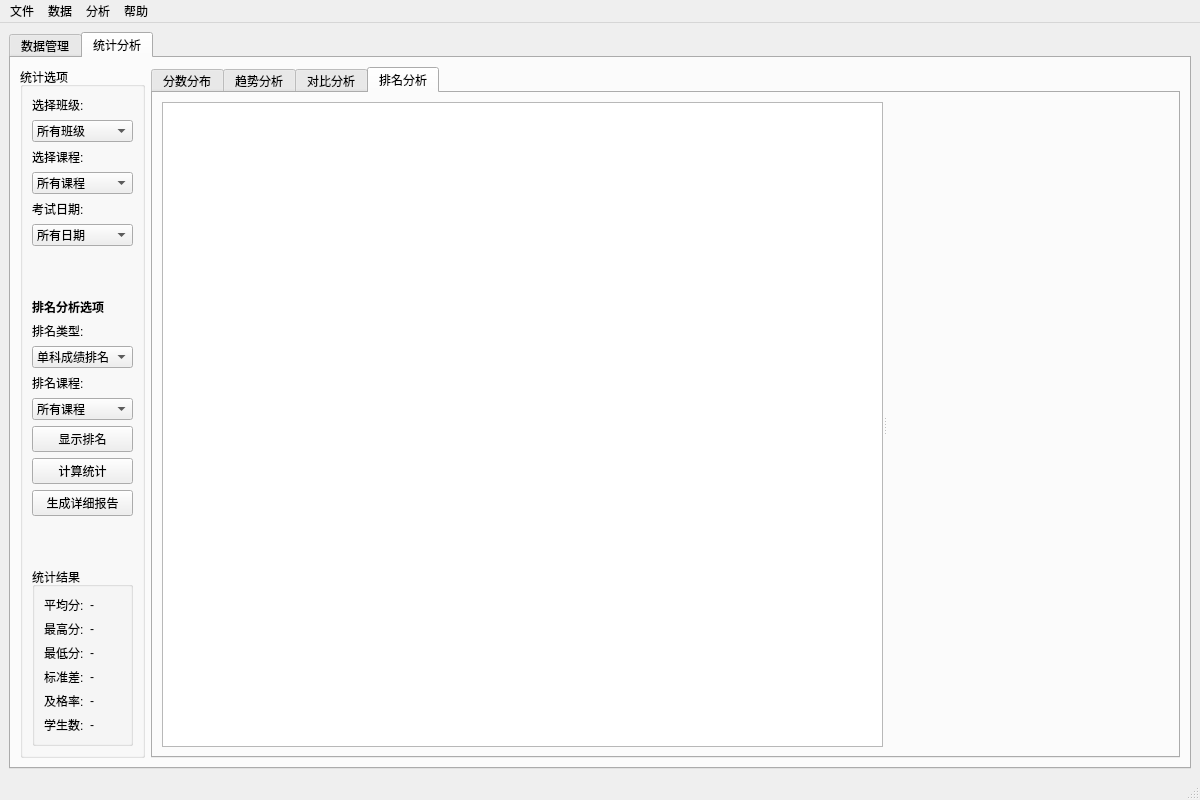
This is mainwindow.ui in x-huan2/StudentGradeSystem as Qt 5 draws it before an edit. The edited form follows.
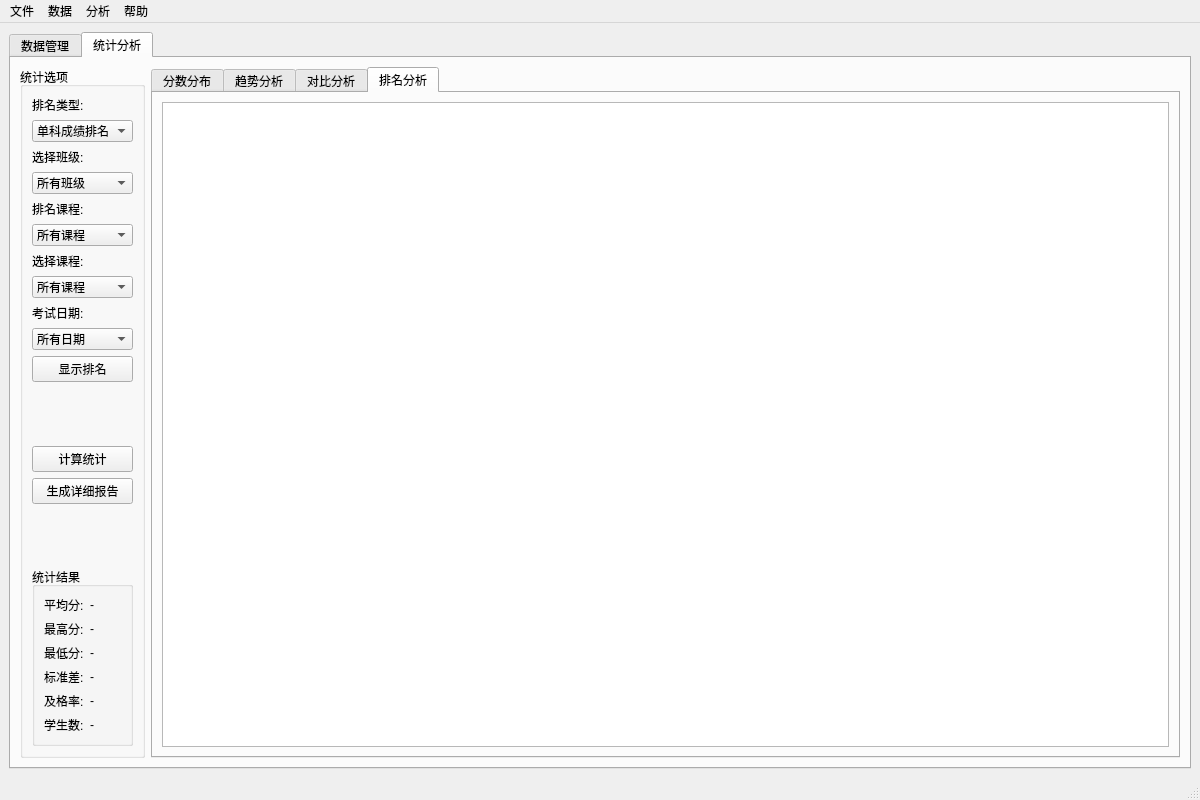
This is the edited form. The open tabs and pages were chosen to show the change. Custom widgets are drawn as their Qt base class.

Commit message: 增加单科成绩排名

The edit to the form file:
```diff
--- a/mainwindow.ui
+++ b/mainwindow.ui
@@ -329,6 +329,27 @@
            <string>统计选项</string>
           </property>
           <layout class="QVBoxLayout" name="verticalLayout_5">
+           <item>
+            <widget class="QLabel" name="labelRankingType">
+             <property name="text">
+              <string>排名类型:</string>
+             </property>
+            </widget>
+           </item>
+           <item>
+            <widget class="QComboBox" name="comboRankingType">
+             <item>
+              <property name="text">
+               <string>单科成绩排名</string>
+              </property>
+             </item>
+             <item>
+              <property name="text">
+               <string>总分成绩排名</string>
+              </property>
+             </item>
+            </widget>
+           </item>
            <item>
             <widget class="QLabel" name="label_7">
              <property name="text">
@@ -345,6 +366,22 @@
              </item>
             </widget>
            </item>
+           <item>
+            <widget class="QLabel" name="labelRankingCourse">
+             <property name="text">
+              <string>排名课程:</string>
+             </property>
+            </widget>
+           </item>
+           <item>
+            <widget class="QComboBox" name="comboRankingCourse">
+             <item>
+              <property name="text">
+               <string>所有课程</string>
+              </property>
+             </item>
+            </widget>
+           </item>
            <item>
             <widget class="QLabel" name="label_8">
              <property name="text">
@@ -377,66 +414,6 @@
              </item>
             </widget>
            </item>
-           <item>
-            <spacer name="verticalSpacer_2">
-             <property name="orientation">
-              <enum>Qt::Orientation::Vertical</enum>
-             </property>
-             <property name="sizeHint" stdset="0">
-              <size>
-               <width>20</width>
-               <height>20</height>
-              </size>
-             </property>
-            </spacer>
-           </item>
-           <item>
-            <widget class="QLabel" name="labelRankingTitle">
-             <property name="text">
-              <string>排名分析选项</string>
-             </property>
-             <property name="styleSheet">
-              <string notr="true">font-weight: bold;</string>
-             </property>
-            </widget>
-           </item>
-           <item>
-            <widget class="QLabel" name="labelRankingType">
-             <property name="text">
-              <string>排名类型:</string>
-             </property>
-            </widget>
-           </item>
-           <item>
-            <widget class="QComboBox" name="comboRankingType">
-             <item>
-              <property name="text">
-               <string>单科成绩排名</string>
-              </property>
-             </item>
-             <item>
-              <property name="text">
-               <string>总分成绩排名</string>
-              </property>
-             </item>
-            </widget>
-           </item>
-           <item>
-            <widget class="QLabel" name="labelRankingCourse">
-             <property name="text">
-              <string>排名课程:</string>
-             </property>
-            </widget>
-           </item>
-           <item>
-            <widget class="QComboBox" name="comboRankingCourse">
-             <item>
-              <property name="text">
-               <string>所有课程</string>
-              </property>
-             </item>
-            </widget>
-           </item>
            <item>
             <widget class="QPushButton" name="btnShowRanking">
              <property name="text">
@@ -444,6 +421,19 @@
              </property>
             </widget>
            </item>
+           <item>
+            <spacer name="verticalSpacer_2">
+             <property name="orientation">
+              <enum>Qt::Orientation::Vertical</enum>
+             </property>
+             <property name="sizeHint" stdset="0">
+              <size>
+               <width>20</width>
+               <height>40</height>
+              </size>
+             </property>
+            </spacer>
+           </item>
            <item>
             <widget class="QPushButton" name="btnCalculateStats">
              <property name="text">
@@ -608,19 +598,13 @@
            </attribute>
            <layout class="QVBoxLayout" name="verticalLayout_9">
             <item>
-             <widget class="QSplitter" name="splitter">
-              <property name="orientation">
-               <enum>Qt::Orientation::Horizontal</enum>
+             <widget class="QTableView" name="tableViewRanking">
+              <property name="alternatingRowColors">
+               <bool>true</bool>
               </property>
-              <widget class="QTableView" name="tableViewRanking">
-               <property name="alternatingRowColors">
-                <bool>true</bool>
-               </property>
-               <property name="selectionBehavior">
-                <enum>QAbstractItemView::SelectionBehavior::SelectRows</enum>
-               </property>
-              </widget>
-              <widget class="QChartView" name="chartViewRanking" native="true"/>
+              <property name="selectionBehavior">
+               <enum>QAbstractItemView::SelectionBehavior::SelectRows</enum>
+              </property>
              </widget>
             </item>
            </layout>
```
Left out of the diff: 2 changed lines with no effect on the pictures. The commit also changes 2 other files.
